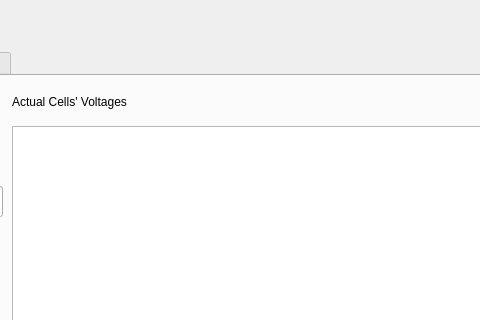
Old version of the form BMS_EagleTRT/livedata.ui in the repository eagletrt/chimera-bms; both pictures show x 370 to 850 and y 0 to 320 of the 1164 by 647 pixel window.
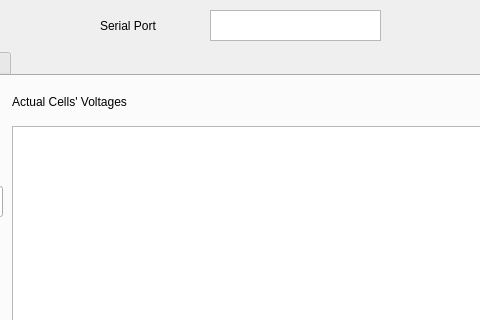
New version of the form. The open tabs and pages were chosen to show the change. Custom widgets are drawn as their Qt base class.

Commit message: Upload BMS Interface CAN MESSAGES

The edit to the form file:
```diff
--- a/BMS_EagleTRT/livedata.ui
+++ b/BMS_EagleTRT/livedata.ui
@@ -459,6 +459,29 @@
     </attribute>
    </widget>
   </widget>
+  <widget class="QTextEdit" name="txtSerialName">
+   <property name="geometry">
+    <rect>
+     <x>580</x>
+     <y>10</y>
+     <width>171</width>
+     <height>31</height>
+    </rect>
+   </property>
+  </widget>
+  <widget class="QLabel" name="label_14">
+   <property name="geometry">
+    <rect>
+     <x>470</x>
+     <y>10</y>
+     <width>111</width>
+     <height>31</height>
+    </rect>
+   </property>
+   <property name="text">
+    <string>Serial Port</string>
+   </property>
+  </widget>
  </widget>
  <customwidgets>
   <customwidget>
```
Left out of the diff: 2 changed lines with no effect on the pictures. The commit also changes 6 other files.
